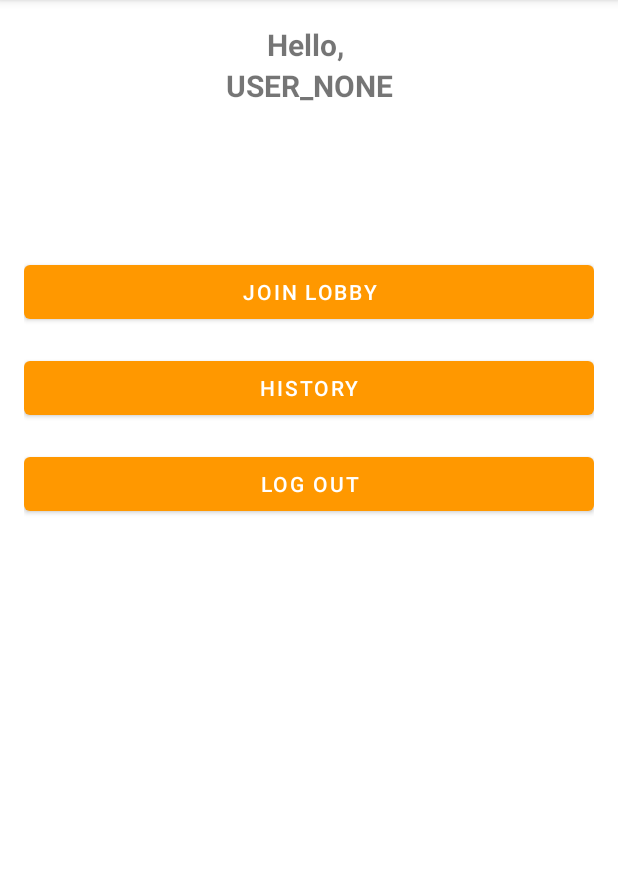
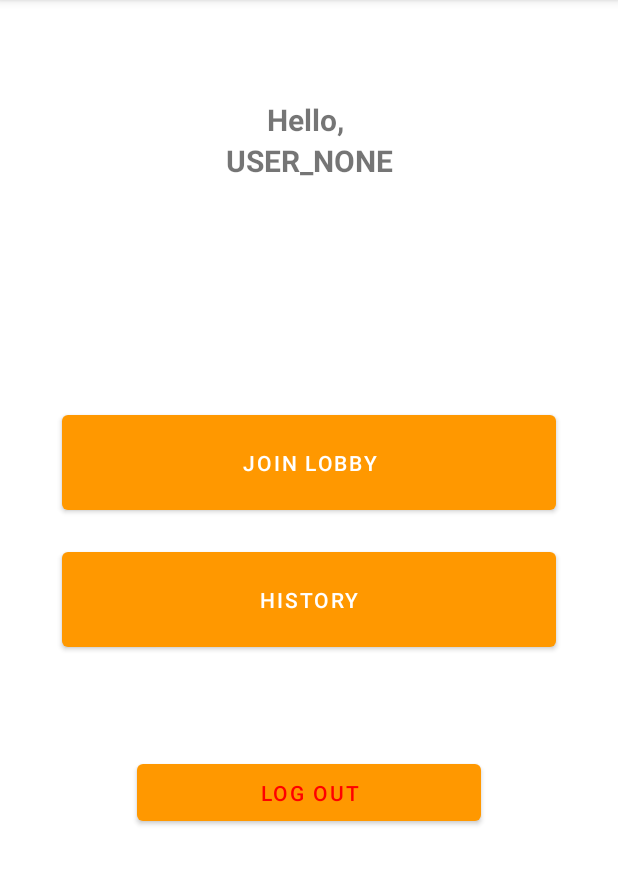
Before and after one commit to MihaiAnghel07/Quizzy, an Android app: the HomeActivity screen opened directly, with no data from a screen before it, on a phone screen of 412 x 824 dp, the part 84-969 px from its top. Run offline under Robolectric (Android 15) with nearby library versions, the phone set to English and light mode, and no system bars.

Commit message:
UI improvements, timer, dialog window for backButton, reworked answer display logic in quiz details, flag button logic

```diff
--- a/Quizzy/app/src/main/java/com/quizzy/android/QuizDetailsActivity.java
+++ b/Quizzy/app/src/main/java/com/quizzy/android/QuizDetailsActivity.java
@@ -126,9 +126,13 @@ public class QuizDetailsActivity extends AppCompatActivity {
                             if (!isCorrect && isSelected) {
                                 answerTextView.setCompoundDrawablesWithIntrinsicBounds(0, 0, R.drawable.ic_cross_mark2, 0);
                                 answerTextView.setTextColor(Color.RED);
-                            } else if (isCorrect) {
+                            } else if (isCorrect && isSelected) {
                                 answerTextView.setCompoundDrawablesWithIntrinsicBounds(0, 0, R.drawable.ic_check_mark2, 0);
                                 answerTextView.setTextColor(Color.GREEN);
+                            } else if (isCorrect && !isSelected) {
+                                answerTextView.setCompoundDrawablesWithIntrinsicBounds(0, 0, R.drawable.ic_correct_answer, 0);
+                                answerTextView.setTextColor(Color.rgb(255, 165, 0));
+
                             }
 
                             questionLayout.addView(answerTextView);
--- a/Quizzy/app/src/main/res/layout/activity_history.xml
+++ b/Quizzy/app/src/main/res/layout/activity_history.xml
@@ -10,7 +10,8 @@
         android:text="Quiz History"
         android:textSize="24sp"
         android:textStyle="bold"
-        android:padding="16dp"/>
+        android:padding="16dp"
+        android:gravity="center"/>
 
     <ScrollView
         android:layout_width="match_parent"
--- a/Quizzy/app/src/main/res/layout/activity_home.xml
+++ b/Quizzy/app/src/main/res/layout/activity_home.xml
@@ -13,7 +13,8 @@
         android:textSize="20sp"
         android:textStyle="bold"
         android:text="Hello, "
-        android:gravity="center"/>
+        android:gravity="center"
+        android:layout_marginTop="50dp"/>
 
     <TextView
         android:id="@+id/usernameTextView"
@@ -22,7 +23,8 @@
         android:layout_below="@id/greetingTextView"
         android:textSize="20sp"
         android:textStyle="bold"
-        android:gravity="center"/>
+        android:gravity="center"
+        android:layout_marginBottom="50dp"/>
 
     <Button
         android:id="@+id/joinLobbyButton"
@@ -30,7 +32,10 @@
         android:layout_height="wrap_content"
         android:layout_below="@id/usernameTextView"
         android:layout_marginTop="100dp"
-        android:text="Join Lobby" />
+        android:text="Join Lobby"
+        android:height="75dp"
+        android:layout_marginLeft="25dp"
+        android:layout_marginRight="25dp"/>
 
     <Button
         android:id="@+id/historyButton"
@@ -38,7 +43,11 @@
         android:layout_height="wrap_content"
         android:layout_below="@id/joinLobbyButton"
         android:layout_marginTop="16dp"
-        android:text="History" />
+        android:text="History"
+        android:height="75dp"
+        android:layout_marginLeft="25dp"
+        android:layout_marginRight="25dp"
+        android:layout_marginBottom="50dp"/>
 
     <Button
         android:id="@+id/logout_button"
@@ -46,6 +55,10 @@
         android:layout_height="wrap_content"
         android:layout_below="@id/historyButton"
         android:layout_marginTop="16dp"
-        android:text="Log Out" />
+        android:text="Log Out"
+        android:height="50dp"
+        android:layout_marginLeft="75dp"
+        android:layout_marginRight="75dp"
+        android:textColor="@color/red"/>
 
 </RelativeLayout>
--- a/Quizzy/app/src/main/res/layout/activity_main.xml
+++ b/Quizzy/app/src/main/res/layout/activity_main.xml
@@ -34,7 +34,7 @@
 
     <Button
         android:id="@+id/login_button"
-        android:layout_width="125dp"
+        android:layout_width="200dp"
         android:layout_height="60dp"
         android:text="Log In"
         app:layout_constraintTop_toBottomOf="@id/welcome_text"
@@ -47,7 +47,7 @@
 
     <Button
         android:id="@+id/signup_button"
-        android:layout_width="125dp"
+        android:layout_width="200dp"
         android:layout_height="60dp"
         android:text="Sign Up"
         app:layout_constraintTop_toBottomOf="@id/login_button"
--- a/Quizzy/app/src/main/res/values/colors.xml
+++ b/Quizzy/app/src/main/res/values/colors.xml
@@ -8,4 +8,5 @@
     <color name="black">#FF000000</color>
     <color name="white">#FFFFFFFF</color>
     <color name="primary">#FF9800</color>
+    <color name="red">#FF0000</color>
 </resources>
```
Also changed, not shown: Quizzy/app/src/main/java/com/quizzy/android/QuizActivity.java (+76 -0 lines), Quizzy/app/src/main/res/layout/activity_join_lobby.xml (+8 -2 lines), Quizzy/app/src/main/res/layout/activity_login.xml (+12 -6 lines), Quizzy/app/src/main/res/layout/activity_quiz.xml (+35 -6 lines), Quizzy/app/src/main/res/layout/activity_sign_up.xml (+16 -8 lines), Quizzy/app/src/main/res/drawable/ic_correct_answer.png (added), Quizzy/app/src/main/res/drawable/ic_correct_answer_2.png (added), Quizzy/app/src/main/res/drawable/ic_timer_100.png (added), Quizzy/app/src/main/res/drawable/ic_timer_50.png (added), 1 other file.
